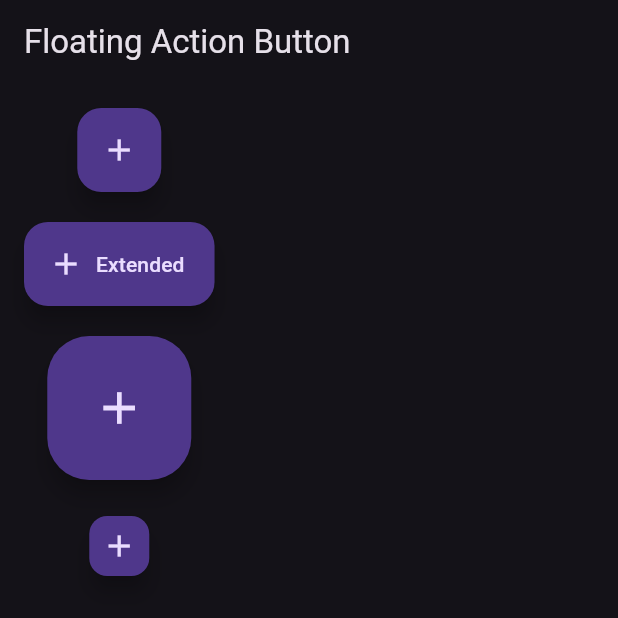
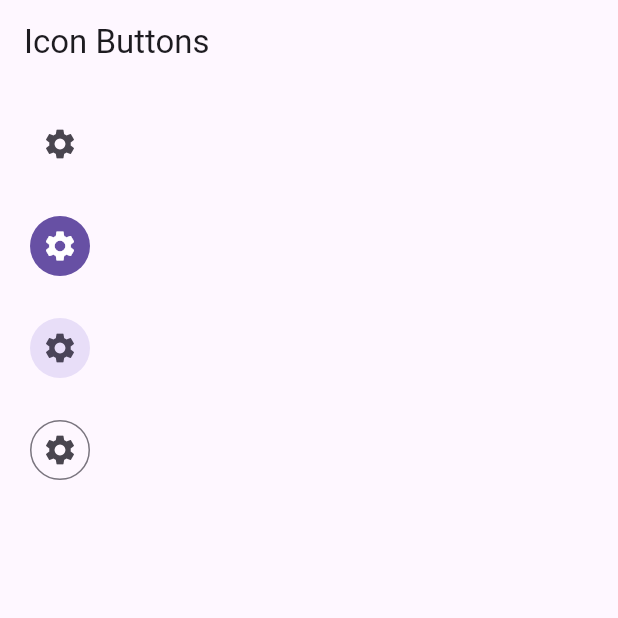
Before and after one commit to w1y0n0/flutter_widget_exercise, a Flutter app: the screen it shows after launch, on a phone screen of 412 x 824 dp, the top half of it. Run offline on Flutter 3.47's test engine with Material 2 defaults, Android fonts, the phone set to English and light mode, and no system bars.

Commit message:
Material3: IconButton

```diff
--- a/lib/main.dart
+++ b/lib/main.dart
@@ -3,6 +3,7 @@ import 'package:flutter_widget_exercise/lesson/form_widget.dart';
 import 'package:flutter_widget_exercise/lesson/scaffold_widget.dart';
 import 'package:flutter_widget_exercise/material3/common_button.dart';
 import 'package:flutter_widget_exercise/material3/floating_action_buttons.dart';
+import 'package:flutter_widget_exercise/material3/icons_buttons.dart';
 
 void main() {
   runApp(const MyApp());
@@ -20,7 +21,7 @@ class MyApp extends StatelessWidget {
       //   colorScheme: ColorScheme.fromSeed(seedColor: Colors.deepPurple),
       //   useMaterial3: true,
       // ),
-      theme: ThemeData.dark(
+      theme: ThemeData.light(
         useMaterial3: true,
       ),
       // home: Scaffold(
@@ -34,7 +35,8 @@ class MyApp extends StatelessWidget {
       //   ),
       // ),
       // home: const CommonButton(),
-      home: const FloatingActionButtons(),
+      // home: const FloatingActionButtons(),
+      home: const IconButtons(),
     );
   }
 }
--- /dev/null
+++ b/lib/material3/icons_buttons.dart
@@ -0,0 +1,40 @@
+import 'package:flutter/material.dart';
+
+class IconButtons extends StatelessWidget {
+  const IconButtons({super.key});
+
+  @override
+  Widget build(BuildContext context) {
+    return Scaffold(
+      appBar: AppBar(
+        title: const Text('Icon Buttons'),
+      ),
+      body: Padding(
+        padding: const EdgeInsets.all(16),
+        child: Column(
+          children: [
+            IconButton(
+              onPressed: () {},
+              icon: const Icon(Icons.settings),
+            ),
+            const SizedBox(height: 20),
+            IconButton.filled(
+              onPressed: () {},
+              icon: const Icon(Icons.settings),
+            ),
+            const SizedBox(height: 20),
+            IconButton.filledTonal(
+              onPressed: () {},
+              icon: const Icon(Icons.settings),
+            ),
+            const SizedBox(height: 20),
+            IconButton.outlined(
+              onPressed: () {},
+              icon: const Icon(Icons.settings),
+            ),
+          ],
+        ),
+      ),
+    );
+  }
+}
```
